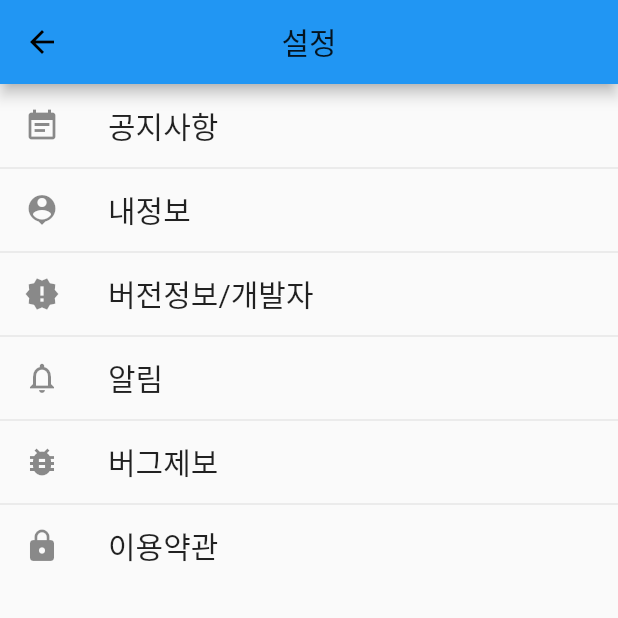
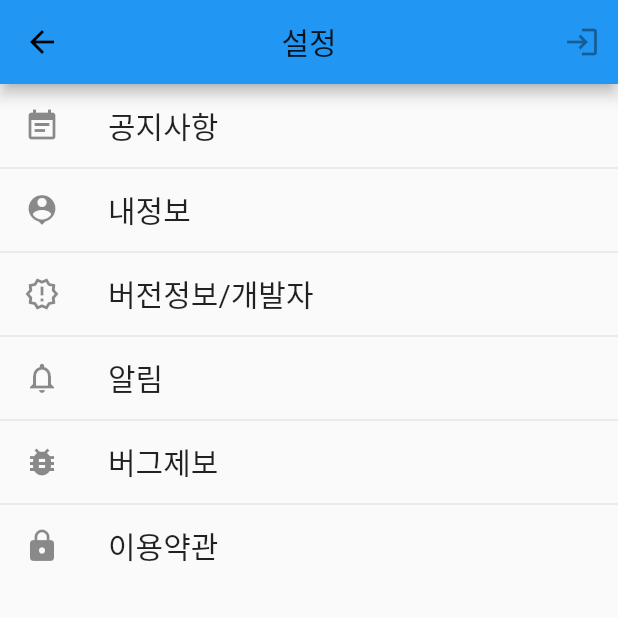
Before and after one commit to JangJuMan/iTaxi3.0, a Flutter app: the Settings screen opened directly, on a phone screen of 412 x 824 dp, the top half of it. Run offline on Flutter 3.47's test engine with Material 2 defaults, Android fonts, the phone set to English and light mode, and no system bars; our stand-ins replace fluttertoast, pull_to_refresh; network calls fail.

```diff
--- a/lib/chatRoom/chatRoomMain.dart
+++ b/lib/chatRoom/chatRoomMain.dart
@@ -230,7 +230,6 @@ class _ChatScreenState extends State<ChatScreen> {
         numOfMsg += 10;
       }
       else{
-        print('Rmx');
         numOfMsg = sampleMessages.length;
         // 메시지를 끝까지 다 올리면 새로고침이 더 안되도록 함.
         isEnablePullUp = false;
--- a/lib/main.dart
+++ b/lib/main.dart
@@ -40,8 +40,6 @@ class MyApp extends StatelessWidget{
         'SignUp': (context) => SignUp(),
         'MainScreen': (context) => MainScreen(),
         'ChatScreen': (context) => ChatScreen(),
-        //이거 넣어줘야 하나......??? @주만오빠
-        // 주만: 네비게이션으로 이동할거 아니라서 상관 없어보이넹.
         'RideLog' : (context) => TimeLine(),
       },
       home: SignIn(),
--- a/lib/settings/setting.dart
+++ b/lib/settings/setting.dart
@@ -47,13 +47,12 @@ class _SettingsState extends State<Settings> {
         title: Text('설정',),
         backgroundColor: Colors.blue,
         actions: [
-          // TODO: 아이콘이 로드가 안되서 그냥 보이는거 아무거나 넣었습니다.
           // IconButton(
           //   icon: Icon(Icons.logout),
           // )
-          // IconButton(
-          //   icon: Icon(Icons.login_outlined),
-          // )
+          IconButton(
+            icon: Icon(Icons.login_outlined),
+          )
         ],
       ),
       body: _myListView(),
@@ -68,7 +67,7 @@ class _SettingsState extends State<Settings> {
           // 아이콘 내맘대로 한거임 바꿔도 됨!
           _comp_listTile(Icons.event_note, '공지사항', UpdateInfo()),
           _comp_listTile(Icons.person_pin, '내정보', MyInfo()),
-          _comp_listTile(Icons.new_releases/*_outlined*/, '버전정보/개발자', Version()),
+          _comp_listTile(Icons.new_releases_outlined, '버전정보/개발자', Version()),
           _comp_listTile(Icons.notifications_none, '알림', Alarm()),
           _comp_listTile(Icons.bug_report, '버그제보', Bug()),
           _comp_listTile(Icons.lock, '이용약관', TermsOfService()),
```
Also changed, not shown: lib/screen/pluspage.dart (+6 -7 lines), lib/screen/timelinepage.dart (+20 -23 lines).
